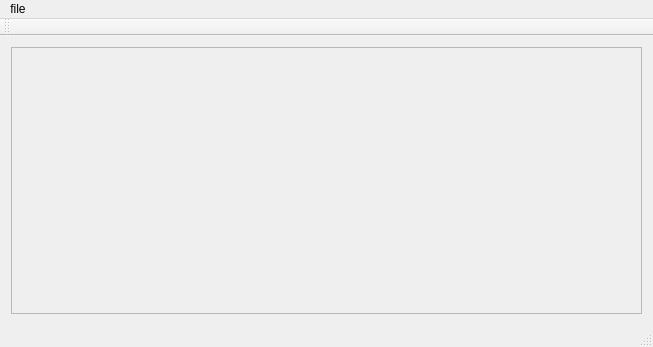
Old version of the form RemoteControl/MainWindow.ui in the repository Adimazuz/AutoRaceCar.
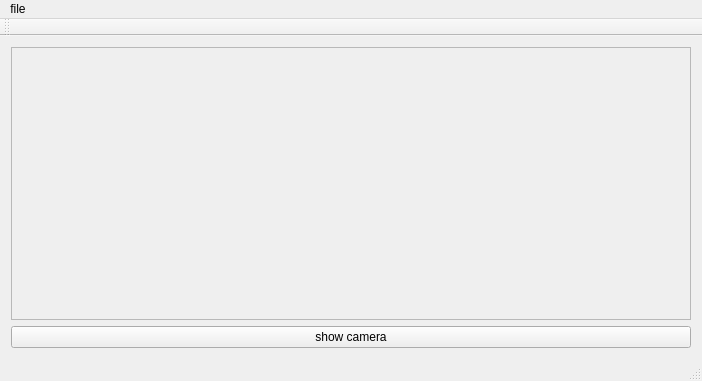
New version of the form.

```diff
--- a/RemoteControl/MainWindow.ui
+++ b/RemoteControl/MainWindow.ui
@@ -6,8 +6,8 @@
    <rect>
     <x>0</x>
     <y>0</y>
-    <width>653</width>
-    <height>347</height>
+    <width>702</width>
+    <height>381</height>
    </rect>
   </property>
   <property name="windowTitle">
@@ -31,6 +31,13 @@
       </property>
      </widget>
     </item>
+    <item row="1" column="0">
+     <widget class="QPushButton" name="btn_camera">
+      <property name="text">
+       <string>show camera</string>
+      </property>
+     </widget>
+    </item>
    </layout>
   </widget>
   <widget class="QMenuBar" name="menuBar">
@@ -38,7 +45,7 @@
     <rect>
      <x>0</x>
      <y>0</y>
-     <width>653</width>
+     <width>702</width>
      <height>22</height>
     </rect>
    </property>
```
